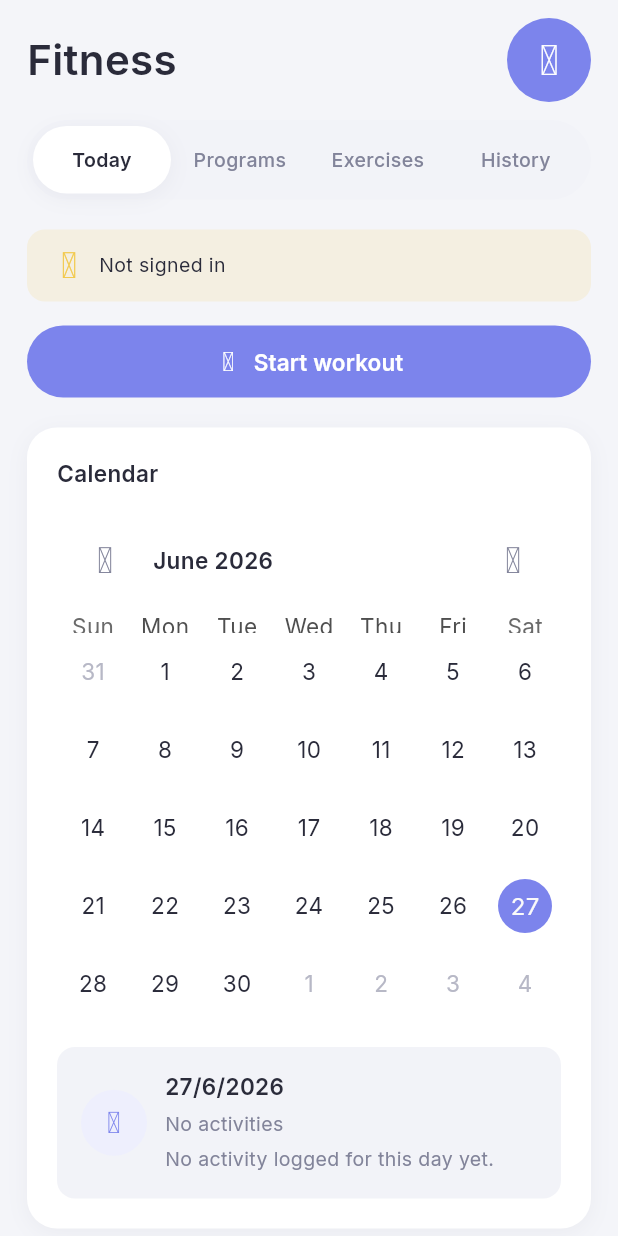
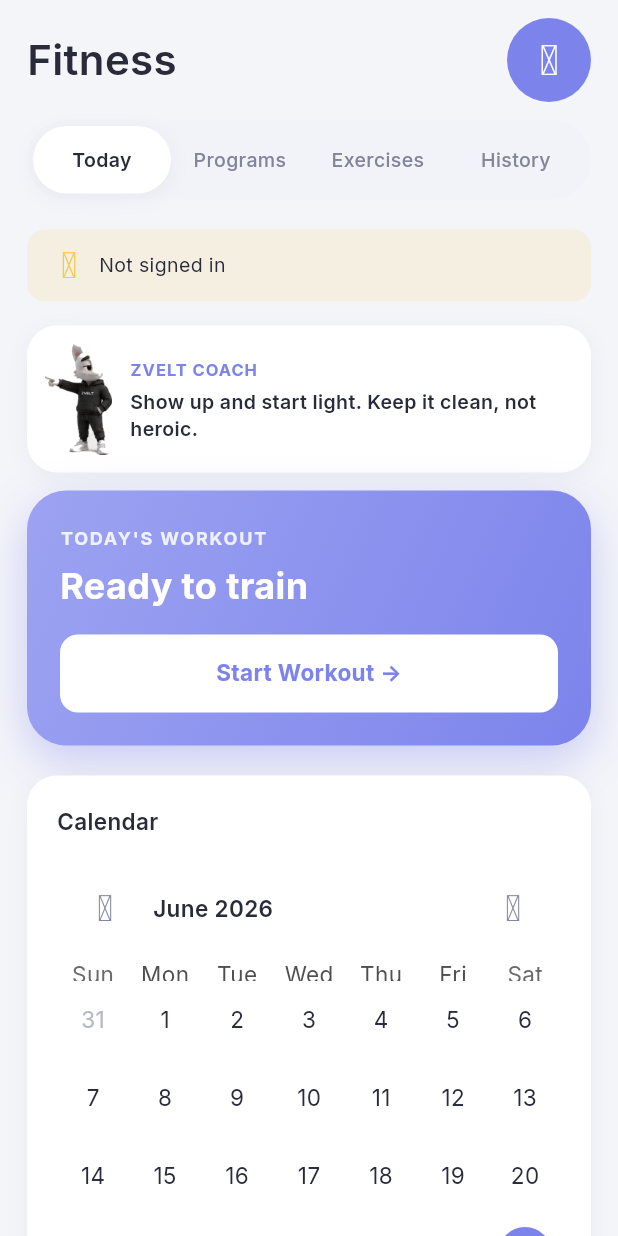
Before and after one commit to patrupievici/light, a Flutter app: the WorkoutsTab screen opened directly, on a phone screen of 412 x 824 dp. Run offline on Flutter 3.47's test engine with Material 3 defaults, Android fonts, the phone set to English and light mode, and no system bars; drawn by our look-alikes of table_calendar; our stand-ins replace cached_network_image, chat_bubbles, connectivity_plus, firebase_core, firebase_crashlytics, firebase_messaging and 18 more; missing offline and left inert: health, home_widget, mobile_scanner, workmanager; accounts and stored records are empty; network calls fail; statements that could not run were skipped.

Commit message:
feat(design): periwinkle Train — coach card + gradient workout hero (Today)
Train already had the matching Today/Programs/Exercises/History sub-tabs and now
renders periwinkle via the token foundation. Add the prototype's signature Today
elements: the ZVELT COACH card (m8 rabbit mascot + dry coach copy) and a
periwinkle gradient "Today's Workout" hero with a white Start button. Honest —
no fabricated "Push Day"/exercise counts; the real calendar + routines/programs
render below unchanged.

Verified: flutter analyze clean; 180 tests pass; release build (next).

Co-Authored-By: Claude Opus 4.8 <noreply@anthropic.com>

```diff
--- a/app/lib/screens/workouts/workouts_tab.dart
+++ b/app/lib/screens/workouts/workouts_tab.dart
@@ -313,20 +313,9 @@ class _WorkoutsTabState extends State<WorkoutsTab> {
         _InlineWarning(message: _error!),
         const SizedBox(height: ZveltTokens.s4),
       ],
-      SizedBox(
-        width: double.infinity,
-        child: FilledButton.icon(
-          onPressed: _starting ? null : _startWorkout,
-          icon: _starting
-              ? const SizedBox(
-                  width: 18,
-                  height: 18,
-                  child: CircularProgressIndicator(strokeWidth: 2, color: ZveltTokens.onBrand),
-                )
-              : const Icon(AppIcons.play),
-          label: Text(_starting ? 'Starting…' : 'Start workout'),
-        ),
-      ),
+      _trainCoachCard(),
+      const SizedBox(height: ZveltTokens.s3),
+      _trainStartHero(),
       const SizedBox(height: ZveltTokens.s5),
       _calendarCard(),
       const SizedBox(height: ZveltTokens.s5),
@@ -336,6 +325,110 @@ class _WorkoutsTabState extends State<WorkoutsTab> {
         onStart: _startRoutine,
       ),
     ]);
+  }
+
+  // Coach card — 3D rabbit mascot + a line of honest, dry coach copy.
+  Widget _trainCoachCard() {
+    return Container(
+      decoration: BoxDecoration(
+        color: ZveltTokens.surface,
+        borderRadius: BorderRadius.circular(ZveltTokens.rLg),
+        boxShadow: ZveltTokens.shadowCard,
+      ),
+      padding: const EdgeInsets.fromLTRB(12, 12, 16, 12),
+      child: Row(
+        children: [
+          Image.asset(
+            'assets/mascot/m8.png',
+            height: 74,
+            fit: BoxFit.contain,
+            errorBuilder: (_, __, ___) => const SizedBox(width: 74),
+          ),
+          const SizedBox(width: ZveltTokens.s3),
+          Expanded(
+            child: Column(
+              mainAxisSize: MainAxisSize.min,
+              crossAxisAlignment: CrossAxisAlignment.start,
+              children: [
+                Text(
+                  'ZVELT COACH',
+                  style: ZType.bodyS.copyWith(
+                    color: ZveltTokens.brand,
+                    fontWeight: FontWeight.w700,
+                    fontSize: 11,
+                    letterSpacing: 0.06 * 11,
+                  ),
+                ),
+                const SizedBox(height: 3),
+                Text(
+                  'Show up and start light. Keep it clean, not heroic.',
+                  style: ZType.bodyS.copyWith(
+                    color: ZveltTokens.text,
+                    fontWeight: FontWeight.w600,
+                    height: 1.4,
+                  ),
+                ),
+              ],
+            ),
+          ),
+        ],
+      ),
+    );
+  }
+
+  // Periwinkle gradient "Today's Workout" hero — honest (no fabricated session).
+  Widget _trainStartHero() {
+    return Material(
+      color: Colors.transparent,
+      child: InkWell(
+        onTap: _starting ? null : _startWorkout,
+        borderRadius: BorderRadius.circular(ZveltTokens.rXl),
+        child: Container(
+          padding: const EdgeInsets.all(22),
+          decoration: BoxDecoration(
+            gradient: ZveltTokens.gradBrand,
+            borderRadius: BorderRadius.circular(ZveltTokens.rXl),
+            boxShadow: ZveltTokens.glowBrand,
+          ),
+          child: Column(
+            crossAxisAlignment: CrossAxisAlignment.start,
+            children: [
+              Text(
+                "TODAY'S WORKOUT",
+                style: ZType.bodyS.copyWith(
+                  color: Colors.white.withValues(alpha: 0.85),
+                  fontWeight: FontWeight.w700,
+                  fontSize: 12,
+                  letterSpacing: 0.1 * 12,
+                ),
+              ),
+              const SizedBox(height: 8),
+              Text(
+                'Ready to train',
+                style: ZType.h2.copyWith(color: Colors.white, fontWeight: FontWeight.w700),
+              ),
+              const SizedBox(height: 18),
+              Container(
+                width: double.infinity,
+                padding: const EdgeInsets.all(14),
+                alignment: Alignment.center,
+                decoration: BoxDecoration(
+                  color: Colors.white,
+                  borderRadius: BorderRadius.circular(ZveltTokens.rMd),
+                ),
+                child: Text(
+                  _starting ? 'Starting…' : 'Start Workout →',
+                  style: ZType.bodyM.copyWith(
+                    color: ZveltTokens.brand,
+                    fontWeight: FontWeight.w700,
+                  ),
+                ),
+              ),
+            ],
+          ),
+        ),
+      ),
+    );
   }
 
   /// Calendar + selected-day summary. Lives in Azi so "what's on for today" is
```
